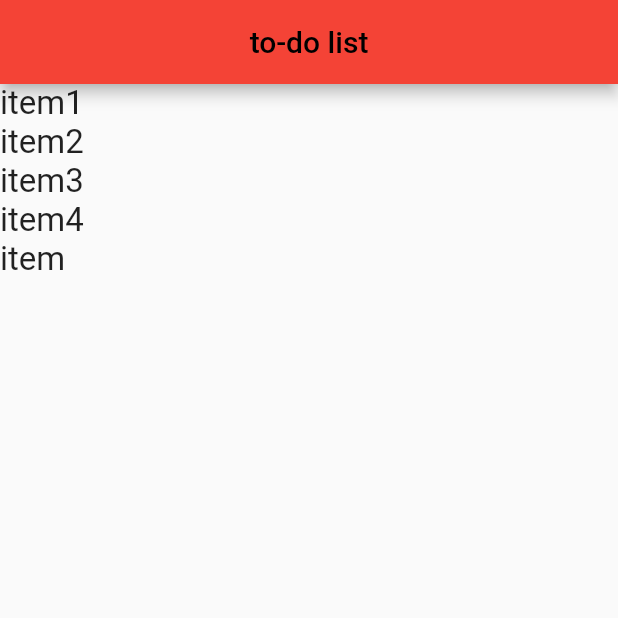
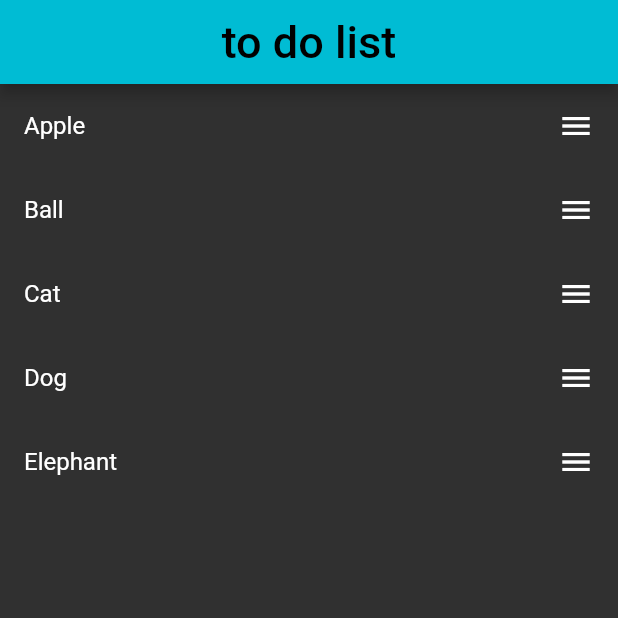
Before and after one commit to nimanthaF/todoList-app, a Flutter app: the screen it shows after launch, on a phone screen of 412 x 824 dp, the top half of it. Run offline on Flutter 3.47's test engine with Material 2 defaults, Android fonts, the phone set to English and light mode, and no system bars.

```diff
--- a/todo_list/lib/home.dart
+++ b/todo_list/lib/home.dart
@@ -1,6 +1,5 @@
 import 'package:flutter/material.dart';
 
-List<String> item=["item1","item2","item3","item4","item"];
 
 class App extends StatefulWidget {
   @override
@@ -9,39 +8,51 @@ class App extends StatefulWidget {
 
 class _AppState extends State<App> {
 
+  List<String> _list = ["Apple", "Ball", "Cat", "Dog", "Elephant"];
+
+
+
+
   @override
   Widget build(BuildContext context) {
     return Scaffold(
       appBar: AppBar(
         centerTitle: true,
+        backgroundColor: Colors.cyan,
         title: Text(
-          "to-do list",
+          "to do list",
           style: TextStyle(
+            fontSize: 30.0,
             color: Colors.black,
           ),
         ),
       ),
       body: ReorderableListView(
-        onReorder: (oldIndex,newIndex){
-          setState(() {
-            if(oldIndex < newIndex){
-              newIndex -= 1;
-            }
-            var getReplacedWidget = item.removeAt(oldIndex);
-            item.insert(newIndex, getReplacedWidget);
-        },);},
-        children: <Widget>[
-          for(final value in item)
-            Text(
-              value,
-              key: Key(value),
-              style: TextStyle(
-                fontSize: 22.0
-              ),
-              )
-
-        ],
-      ),
+  children: _list.map((item) => ListTile(key: Key("$item"), title: Text("$item"), trailing: Icon(Icons.menu),)).toList(),
+      onReorder: (int start, int current) {
+        // dragging from top to bottom
+        if (start < current) {
+          int end = current - 1;
+          String startItem = _list[start];
+          int i = 0;
+          int local = start;
+          do {
+            _list[local] = _list[++local];
+            i++;
+          } while (i < end - start);
+          _list[end] = startItem;
+        }
+        // dragging from bottom to top
+        else if (start > current) {
+          String startItem = _list[start];
+          for (int i = start; i > current; i--) {
+            _list[i] = _list[i - 1];
+          }
+          _list[current] = startItem;
+        }
+        setState(() {});
+      },
+),
     );
   }
 }
--- a/todo_list/lib/main.dart
+++ b/todo_list/lib/main.dart
@@ -1,5 +1,6 @@
 import 'package:flutter/material.dart';
-import 'home.dart';
+import 'package:todo_list/home.dart';
+
 
 void main() => runApp(MyApp());
 
@@ -9,9 +10,7 @@ class MyApp extends StatelessWidget {
   Widget build(BuildContext context) {
     return MaterialApp(
       title: 'Flutter Demo',
-      theme: ThemeData(
-        primarySwatch: Colors.red,
-      ),
+      theme: ThemeData.dark(),
       home: App(),
     );
   }
```
